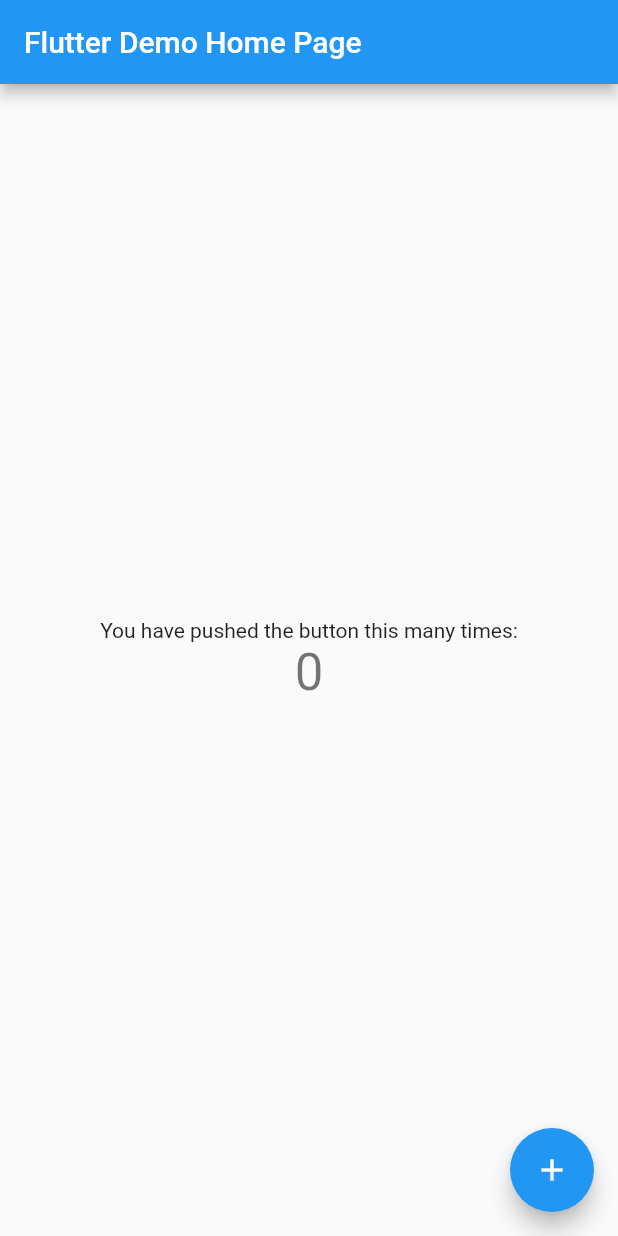
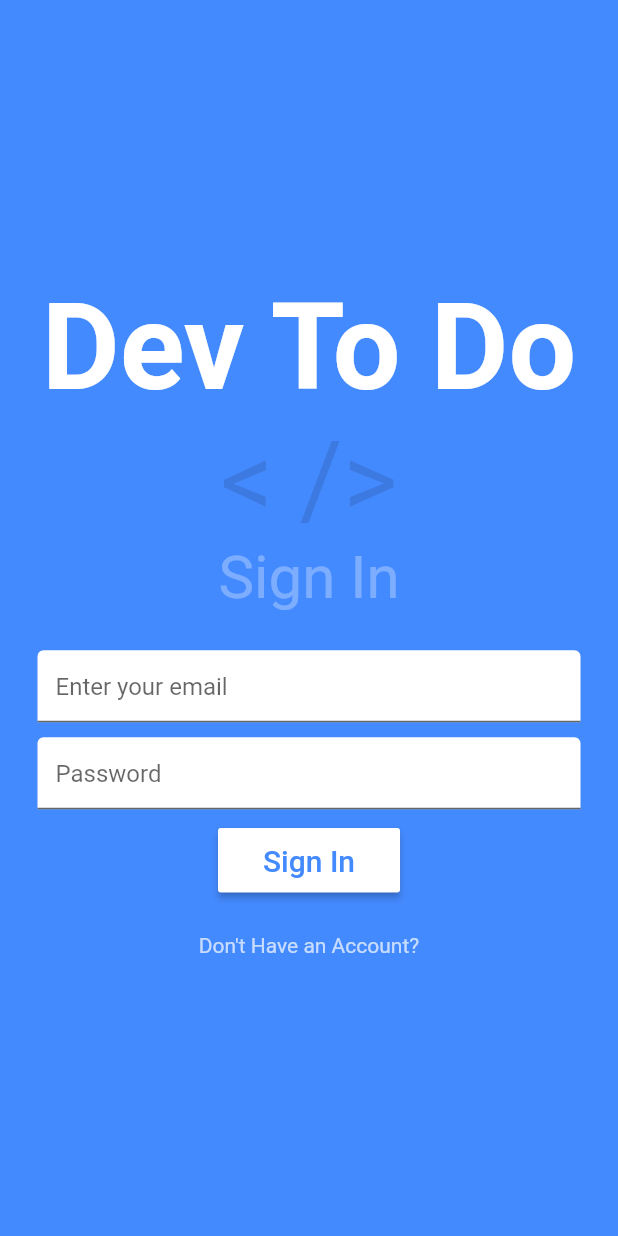
Before and after one commit to Penylove/dev_todo, a Flutter app: the screen it shows after launch, on a phone screen of 412 x 824 dp. Run offline on Flutter 3.47's test engine with Material 2 defaults, Android fonts, the phone set to English and light mode, and no system bars.

Commit message:
login screen complete,sign up screen complete, todoList screen complete,add to do screen complete

```diff
--- a/lib/main.dart
+++ b/lib/main.dart
@@ -1,3 +1,4 @@
+import 'package:devtodo/screens/home_screen.dart';
 import 'package:flutter/material.dart';
 
 void main() {
@@ -9,109 +10,14 @@
   @override
   Widget build(BuildContext context) {
     return MaterialApp(
-      title: 'Flutter Demo',
+      title: 'Developer To-Do App',
       theme: ThemeData(
-        // This is the theme of your application.
-        //
-        // Try running your application with "flutter run". You'll see the
-        // application has a blue toolbar. Then, without quitting the app, try
-        // changing the primarySwatch below to Colors.green and then invoke
-        // "hot reload" (press "r" in the console where you ran "flutter run",
-        // or simply save your changes to "hot reload" in a Flutter IDE).
-        // Notice that the counter didn't reset back to zero; the application
-        // is not restarted.
-        primarySwatch: Colors.blue,
-        // This makes the visual density adapt to the platform that you run
-        // the app on. For desktop platforms, the controls will be smaller and
-        // closer together (more dense) than on mobile platforms.
+
+        primaryColor: Colors.blueAccent,
+
         visualDensity: VisualDensity.adaptivePlatformDensity,
       ),
-      home: MyHomePage(title: 'Flutter Demo Home Page'),
+      home: HomeScreen(),
     );
   }
 }
-
-class MyHomePage extends StatefulWidget {
-  MyHomePage({Key key, this.title}) : super(key: key);
-
-  // This widget is the home page of your application. It is stateful, meaning
-  // that it has a State object (defined below) that contains fields that affect
-  // how it looks.
-
-  // This class is the configuration for the state. It holds the values (in this
-  // case the title) provided by the parent (in this case the App widget) and
-  // used by the build method of the State. Fields in a Widget subclass are
-  // always marked "final".
-
-  final String title;
-
-  @override
-  _MyHomePageState createState() => _MyHomePageState();
-}
-
-class _MyHomePageState extends State<MyHomePage> {
-  int _counter = 0;
-
-  void _incrementCounter() {
-    setState(() {
-      // This call to setState tells the Flutter framework that something has
-      // changed in this State, which causes it to rerun the build method below
-      // so that the display can reflect the updated values. If we changed
-      // _counter without calling setState(), then the build method would not be
-      // called again, and so nothing would appear to happen.
-      _counter++;
-    });
-  }
-
-  @override
-  Widget build(BuildContext context) {
-    // This method is rerun every time setState is called, for instance as done
-    // by the _incrementCounter method above.
-    //
-    // The Flutter framework has been optimized to make rerunning build methods
-    // fast, so that you can just rebuild anything that needs updating rather
-    // than having to individually change instances of widgets.
-    return Scaffold(
-      appBar: AppBar(
-        // Here we take the value from the MyHomePage object that was created by
-        // the App.build method, and use it to set our appbar title.
-        title: Text(widget.title),
-      ),
-      body: Center(
-        // Center is a layout widget. It takes a single child and positions it
-        // in the middle of the parent.
-        child: Column(
-          // Column is also a layout widget. It takes a list of children and
-          // arranges them vertically. By default, it sizes itself to fit its
-          // children horizontally, and tries to be as tall as its parent.
-          //
-          // Invoke "debug painting" (press "p" in the console, choose the
-          // "Toggle Debug Paint" action from the Flutter Inspector in Android
-          // Studio, or the "Toggle Debug Paint" command in Visual Studio Code)
-          // to see the wireframe for each widget.
-          //
-          // Column has various properties to control how it sizes itself and
-          // how it positions its children. Here we use mainAxisAlignment to
-          // center the children vertically; the main axis here is the vertical
-          // axis because Columns are vertical (the cross axis would be
-          // horizontal).
-          mainAxisAlignment: MainAxisAlignment.center,
-          children: <Widget>[
-            Text(
-              'You have pushed the button this many times:',
-            ),
-            Text(
-              '$_counter',
-              style: Theme.of(context).textTheme.headline4,
-            ),
-          ],
-        ),
-      ),
-      floatingActionButton: FloatingActionButton(
-        onPressed: _incrementCounter,
-        tooltip: 'Increment',
-        child: Icon(Icons.add),
-      ), // This trailing comma makes auto-formatting nicer for build methods.
-    );
-  }
-}
--- /dev/null
+++ b/lib/screens/home_screen.dart
@@ -0,0 +1,141 @@
+import 'package:devtodo/screens/signup_screen.dart';
+import 'package:devtodo/screens/todo_screen.dart';
+import 'package:flutter/cupertino.dart';
+import 'package:flutter/material.dart';
+
+class HomeScreen extends StatefulWidget {
+  @override
+  _HomeScreenState createState() => _HomeScreenState();
+}
+
+class _HomeScreenState extends State<HomeScreen> {
+  final _formKey = GlobalKey<FormState>();
+  @override
+  Widget build(BuildContext context) {
+    return Scaffold(
+      backgroundColor: Theme.of(context).primaryColor,
+      body: SafeArea(
+
+        child: Column(
+          mainAxisAlignment: MainAxisAlignment.center,
+
+          children: [
+
+            Text(
+                "Dev To Do",
+                style: TextStyle(
+                  color: Colors.white,
+                  fontSize: 80.0,
+//                  letterSpacing: 6.0,
+                  fontWeight: FontWeight.w700,
+                ),
+            ),
+            Text(
+              "< />",
+              style: TextStyle(
+                fontSize: 70.0,
+                color: Colors.black12
+              ),
+              textAlign: TextAlign.right,
+            ),
+
+            Column(
+
+              children: [
+                Text(
+                  "Sign In",
+                  style: TextStyle(
+                      fontSize: 40.0,
+                      color: Colors.white30
+                  ),
+                ),
+                Padding(
+                  padding: const EdgeInsets.all(25.0),
+                  child: Form(
+
+                      key: _formKey,
+                      child: Container(
+                        child: Column(
+                          children: [
+                              TextFormField(
+
+                                decoration: InputDecoration(
+
+                                  hintText: "Enter your email ",
+                                  filled: true,
+                                  fillColor: Colors.white,
+//                                prefix: Icon(
+//                                  Icons.email,
+//                                  size: 30.0,
+//                                  color: Theme.of(context).primaryColor,
+//                                )
+
+
+                                ),
+                              ),
+                            SizedBox(height:10.0),
+                            TextFormField(
+
+                              decoration: InputDecoration(
+                                hintText: "Password",
+                                filled: true,
+                                fillColor:Colors.white,
+
+//                              suffix: Icon(
+//                                Icons.remove_red_eye,
+//                                size: 30.0,
+//                                color: Theme.of(context).primaryColor,
+//
+//                              )
+                              ),
+
+                            ),
+                            SizedBox(
+                              height: 10.0,
+                            ),
+                            RaisedButton(
+                              padding: EdgeInsets.symmetric(vertical: 10.0, horizontal: 30.0),
+                              onPressed: (){
+                                Navigator.push(context, MaterialPageRoute(builder: (_){
+                                  return todoScreen();
+    }));
+                              },
+                              color: Colors.white,
+                              child: Text("Sign In",
+                                style: TextStyle(
+                                  fontSize: 20.0,
+                                  color:Theme.of(context).primaryColor
+                                ),
+
+                              ),
+
+
+                            ),
+                          ],
+                        ),
+                      ),
+
+                  ),
+
+                ),
+                GestureDetector(
+                  onTap: (){
+                    Navigator.push(context, MaterialPageRoute(builder: (_){
+                      return SignupScreen();
+                    }));
+                  },
+                    child: Text("Don't Have an Account?",
+                    style: TextStyle(
+                      color: Colors.white70,
+                    ),
+                    ),
+                ),
+              ],
+            ),
+
+          ],
+        ),
+      ),
+    );
+  }
+}
```
Also changed, not shown: lib/screens/addtodo_screen.dart (added, +54 -0 lines), lib/screens/signup_screen.dart (added, +138 -0 lines), lib/screens/todo_screen.dart (added, +84 -0 lines).
